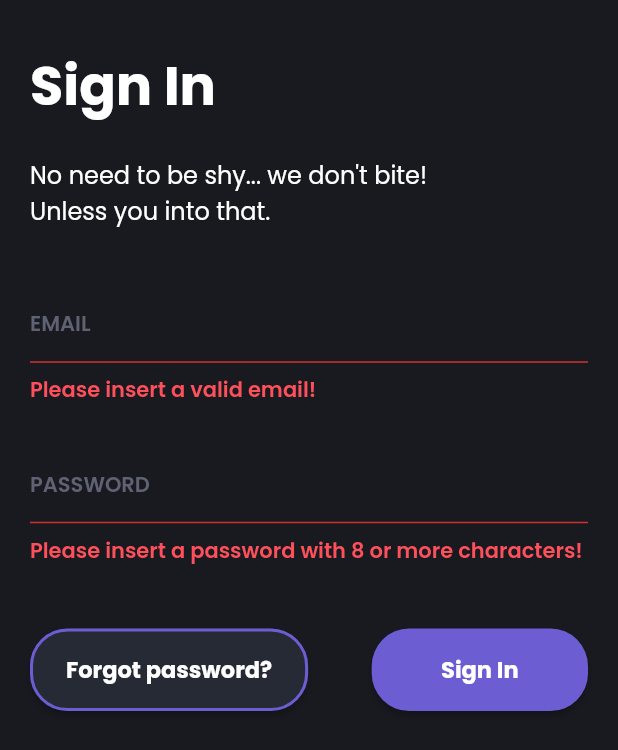
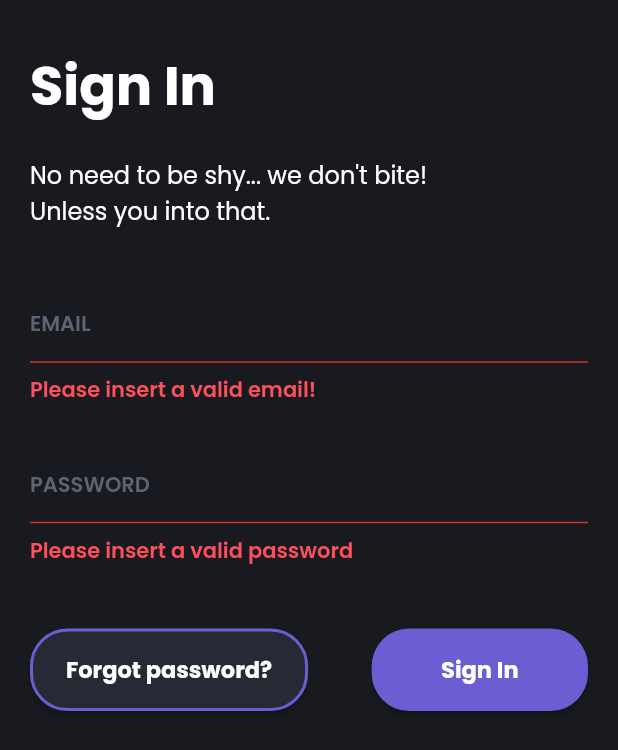
Before and after one commit to DreFlo/lgp-2223-sc1, a Flutter app: the LoginPage widget shown alone on an empty page, opened directly, after a tap on "Sign In", on a phone screen of 412 x 824 dp. Shown: the top 750 px of the screen. Run offline on Flutter 3.47's test engine with Material 2 defaults, Android fonts, the phone set to English and light mode, and no system bars; our stand-ins replace calendar_view, carousel_slider, floor, flutter_svg, get_it, like_button and 3 more; missing offline and left inert: books_finder, emojis, flutter_picker, tmdb_api; accounts and stored records are empty; generated files the repository leaves out were written again.

Commit message:
feat: check if user exists on login callback

```diff
--- a/src/lib/daos/user_dao.dart
+++ b/src/lib/daos/user_dao.dart
@@ -13,7 +13,7 @@ abstract class UserDao {
   Stream<User?> findUserByEmail(String email);
 
   @Query('SELECT * FROM user WHERE email = :email AND password = :password')
-  Stream<User?> findUserByEmailAndPassword(String email, String password);
+  Future<User?> findUserByEmailAndPassword(String email, String password);
 
   @insert
   Future<int> insertUser(User user);
--- a/src/lib/l10n/app_en.arb
+++ b/src/lib/l10n/app_en.arb
@@ -107,7 +107,9 @@
   "sign_up_subtitle_p3": "And no... 'password123' is not a good one.",
   "sign_up_input_password": "YOUR PASSWORD",
   "input_password": "PASSWORD",
+  "error_empty_password": "Please insert a valid password",
   "error_input_password": "Please insert a password with 8 or more characters!",
+  "error_login": "Email or Password is Incorrect",
   "next": "Next",
   "previous": "Previous",
   "login_title": "Sign In",
--- a/src/lib/l10n/app_pt.arb
+++ b/src/lib/l10n/app_pt.arb
@@ -40,7 +40,9 @@
   "sign_up_subtitle_p3": "E não... 'password123' não é uma boa ideia.",
   "sign_up_input_password": "A TUA PALAVRA-PASSE",
   "input_password": "PALAVRA-PASSE",
+  "error_empty_password": "Por favor insere uma password válida!",
   "error_input_password": "Password deve ter no mínimo 8 caracteres!",
+  "error_login": "Email ou Password é Inválida",
   "next": "Seguinte",
   "previous": "Anterior",
   "login_title": "Iniciar sessão",
--- a/src/lib/pages/auth/login_page.dart
+++ b/src/lib/pages/auth/login_page.dart
@@ -1,8 +1,11 @@
 import 'package:flutter/material.dart';
+import 'package:src/daos/user_dao.dart';
+import 'package:src/models/user.dart';
 import 'package:src/themes/colors.dart';
 import 'package:flutter_gen/gen_l10n/app_localizations.dart';
 
 import 'package:src/pages/auth/password_recov_page.dart';
+import 'package:src/utils/service_locator.dart';
 
 class LoginPage extends StatefulWidget {
   const LoginPage({Key? key}) : super(key: key);
@@ -15,11 +18,9 @@ class _LoginPageState extends State<LoginPage> {
   TextEditingController firstController = TextEditingController();
   TextEditingController secondController = TextEditingController();
 
-  String _email = "";
-  String _password = "";
-
   String _emailErrText = "";
   String _passwordErrText = "";
+  String _loginErrText = "";
 
   @override
   void dispose() {
@@ -51,7 +52,10 @@ class _LoginPageState extends State<LoginPage> {
               TextField(
                 controller: firstController,
                 style: Theme.of(context).textTheme.bodySmall,
-                onChanged: (value) => {_emailErrText = ""},
+                onChanged: (value) => setState(() {
+                  _emailErrText = "";
+                  _loginErrText = "";
+                }),
                 decoration: InputDecoration(
                   border: const UnderlineInputBorder(),
                   labelText: AppLocalizations.of(context).input_email,
@@ -73,7 +77,10 @@ class _LoginPageState extends State<LoginPage> {
               TextField(
                   controller: secondController,
                   style: Theme.of(context).textTheme.bodySmall,
-                  onChanged: (value) => {_passwordErrText = ""},
+                  onChanged: (value) => setState(() {
+                        _passwordErrText = "";
+                        _loginErrText = "";
+                      }),
                   obscureText: true,
                   decoration: InputDecoration(
                     border: const UnderlineInputBorder(),
@@ -91,6 +98,16 @@ class _LoginPageState extends State<LoginPage> {
                         fontSize: 14,
                         fontWeight: FontWeight.w600),
                   )),
+              if (_loginErrText.isNotEmpty)
+                const Padding(padding: EdgeInsets.only(bottom: 30)),
+              if (_loginErrText.isNotEmpty)
+                Text(_loginErrText,
+                    style: const TextStyle(
+                        fontFamily: "Poppins",
+                        color: leisureColor,
+                        fontSize: 14,
+                        fontWeight: FontWeight.w600),
+                    textAlign: TextAlign.left),
               Padding(
                   padding: EdgeInsets.only(
                       bottom: MediaQuery.of(context).size.height * 0.05)),
@@ -137,46 +154,8 @@ class _LoginPageState extends State<LoginPage> {
                   mainAxisAlignment: MainAxisAlignment.end,
                   children: [
                     ElevatedButton(
-                      onPressed: () {
-                        setState(() {
-                          String inputEmail = firstController.text;
-                          String inputPassword = secondController.text;
-
-                          RegExp emailRE = RegExp(
-                              r"^[a-zA-Z0-9.a-zA-Z0-9.!#$%&'*+-/=?^_`{|}~]+@[a-zA-Z0-9]+\.[a-zA-Z]+");
-
-                          if (!emailRE.hasMatch(inputEmail)) {
-                            _emailErrText =
-                                AppLocalizations.of(context).error_input_email;
-                          } else {
-                            _email = inputEmail;
-                          }
-
-                          if (inputPassword.length < 8) {
-                            _passwordErrText = AppLocalizations.of(context)
-                                .error_input_password;
-                          } else {
-                            _password = inputPassword;
-                          }
-
-                          if (_emailErrText == "" && _passwordErrText == "") {
-                            showDialog(
-                              context: context,
-                              builder: (context) {
-                                return AlertDialog(
-                                    // Retrieve the text by using the
-                                    // TextEditingController.
-                                    content: Text(
-                                        "Email: $_email \nPassword: $_password",
-                                        style: Theme.of(context)
-                                            .textTheme
-                                            .labelMedium));
-                              },
-                            );
-                          }
-
-                          // TODO(auth): Add database connection here to check email and password
-                        });
+                      onPressed: () async {
+                        onLoginCallback();
                       },
                       style: ElevatedButton.styleFrom(
                         minimumSize:
@@ -194,4 +173,43 @@ class _LoginPageState extends State<LoginPage> {
               ]),
             ])));
   }
+
+  Future<void> onLoginCallback() async {
+    String email = firstController.text;
+    String password = secondController.text;
+
+    // Validate email and password
+    RegExp emailRE = RegExp(
+        r"^[a-zA-Z0-9.a-zA-Z0-9.!#$%&'*+-/=?^_`{|}~]+@[a-zA-Z0-9]+\.[a-zA-Z]+");
+
+    if (!emailRE.hasMatch(email)) {
+      setState(() {
+        _emailErrText = AppLocalizations.of(context).error_input_email;
+      });
+    }
+
+    if (password.isEmpty) {
+      setState(() {
+        _passwordErrText = AppLocalizations.of(context).error_empty_password;
+      });
+    }
+
+    if (_emailErrText != "" || _passwordErrText != "") return;
+
+    // Check if user exists
+    User? user = await serviceLocator<UserDao>()
+        .findUserByEmailAndPassword(email, password);
+    if (user == null) {
+      setState(() {
+        _loginErrText = AppLocalizations.of(context).error_login;
+        // TODO(auth): set error border for email and password fields
+      });
+      return;
+    }
+
+    // TODO(auth): save logged user and navigate to home page
+    setState(() {
+      _loginErrText = "Logged in successfully! As ${user.name}";
+    });
+  }
 }
--- a/src/lib/pages/auth/signup_page.dart
+++ b/src/lib/pages/auth/signup_page.dart
@@ -228,6 +228,8 @@ class _SignUpPageState extends State<SignUpPage>
                               _emailErrText = AppLocalizations.of(context)
                                   .error_input_email;
                             } else {
+                              // TODO(auth): add to check if user with this email already exists
+
                               _email = inputEmail;
 
                               _pageCount++;
```
